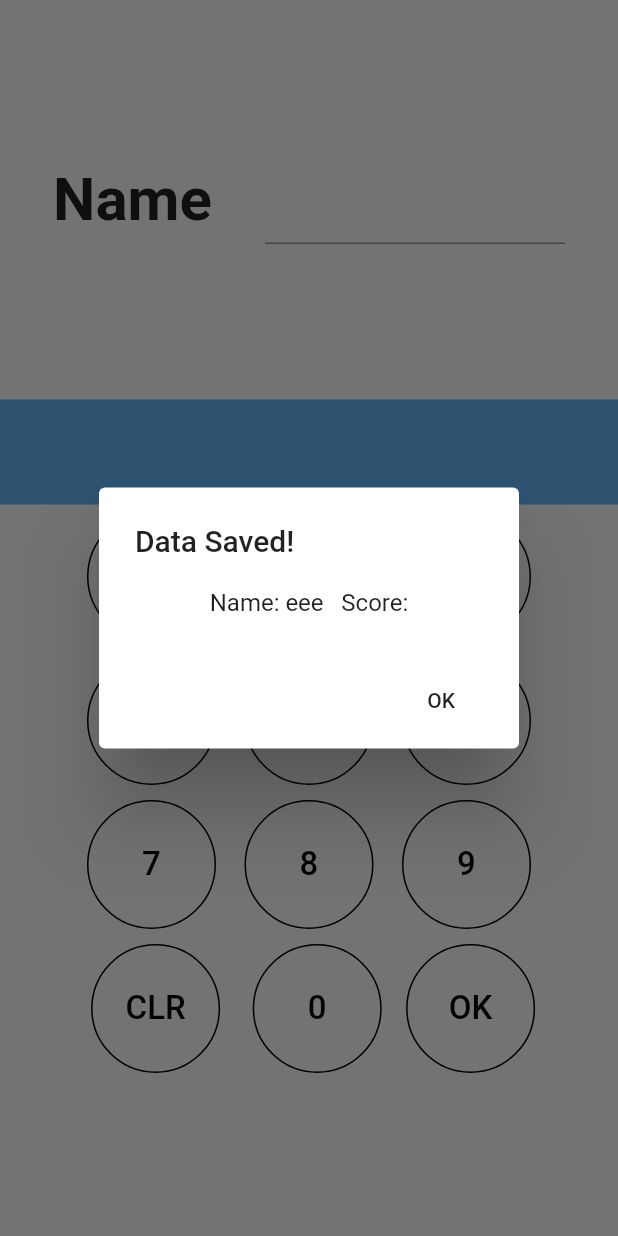
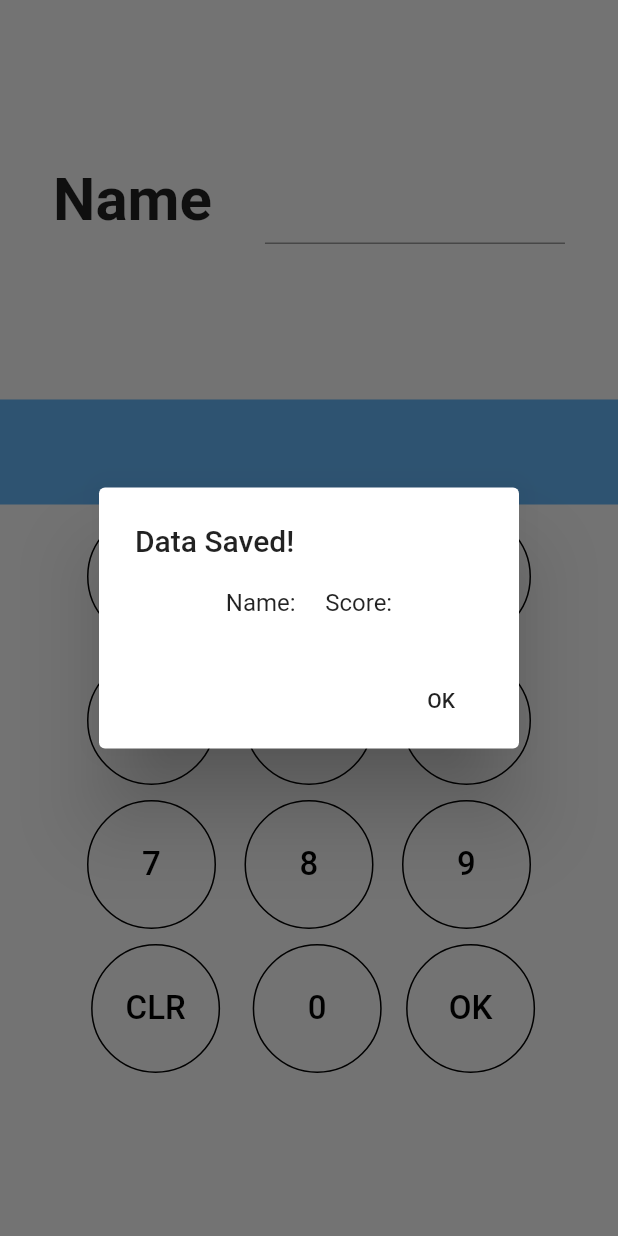
Before and after one commit to SuphasitC/My_List_App, a Flutter app: the Edit screen opened by its route, item 3 of the bottom bar chosen, on a phone screen of 412 x 824 dp. Run offline on Flutter 3.47's test engine with Material 2 defaults, Android fonts, the phone set to English and light mode, and no system bars.

```diff
--- a/lib/presentation/edit.dart
+++ b/lib/presentation/edit.dart
@@ -3,6 +3,7 @@ import 'package:flutter/material.dart';
 import 'package:my_list_score/presentation/numpad.dart';
 
 class Edit extends StatelessWidget {
+  final TextEditingController nameTextfieldController = TextEditingController();
   @override
   Widget build(BuildContext context) {
     return Scaffold(
@@ -19,13 +20,7 @@ class Edit extends StatelessWidget {
                   textScaleFactor: 2.0,
                   style: TextStyle(fontWeight: FontWeight.bold, fontSize: 20.0),
                 ),
-                SizedBox(
-                    width: 200,
-                    child: TextFormField(
-                      // controller: nameTextfieldController,
-                      textAlign: TextAlign.center,
-                      style: TextStyle(fontSize: 30),
-                    ))
+                NameTextFormField()
               ],
             ),
             // SizedBox(
@@ -41,6 +36,7 @@ class Edit extends StatelessWidget {
             //     ),
             //   ),
             // ),
+            // Numpad(name: nameTextfieldController.text)
             Numpad()
           ],
         ),
--- a/lib/presentation/numpad.dart
+++ b/lib/presentation/numpad.dart
@@ -12,7 +12,7 @@ class Numpad extends StatefulWidget {
 class _NumpadState extends State<Numpad> {
   String score = '';
   String max = "9999";
-  String name = 'eee';
+  // String name = store.get("name");
 
   setValue(String val) {
     setState(() {
@@ -37,7 +37,7 @@ class _NumpadState extends State<Numpad> {
         return AlertDialog(
           title: Text("Data Saved!"),
           content: Text(
-            "Name: " + this.name + "   Score: " + this.score,
+            "Name: " + store.get("name") + "    Score: " + this.score,
             textAlign: TextAlign.center,
           ),
           actions: <Widget>[
@@ -142,6 +142,7 @@ class _NumpadState extends State<Numpad> {
                     ),
                   ],
                 ),
+                // Text(store.get("name"), style: TextStyle(fontSize: 20))
               ],
             ),
           )
@@ -169,3 +170,54 @@ class NumpadButton extends StatelessWidget {
     );
   }
 }
+
+class NameTextFormField extends StatefulWidget {
+  NameTextFormField({Key key}) : super(key: key);
+
+  @override
+  _NameTextFormFieldState createState() => _NameTextFormFieldState();
+}
+
+class _NameTextFormFieldState extends State<NameTextFormField> {
+  final controller = TextEditingController();
+
+  setName() {
+    store.set("name", controller.text);
+  }
+
+  @override
+  void initState() {
+    super.initState();
+    controller.addListener(setName);
+  }
+
+  @override
+  void dispose() {
+    controller.dispose();
+    super.dispose();
+  }
+
+  @override
+  Widget build(BuildContext context) {
+    return SizedBox(
+        width: 200,
+        child: TextFormField(
+          controller: controller,
+          onChanged: setName(),
+          textAlign: TextAlign.center,
+          style: TextStyle(fontSize: 30),
+        ));
+  }
+}
+
+class GlobalState {
+  final Map<String, String> _data = <String, String>{};
+
+  static GlobalState instance = GlobalState._();
+  GlobalState._();
+
+  set(String key, String value) => _data[key] = value;
+  get(String key) => _data[key];
+}
+
+final GlobalState store = GlobalState.instance;
```
